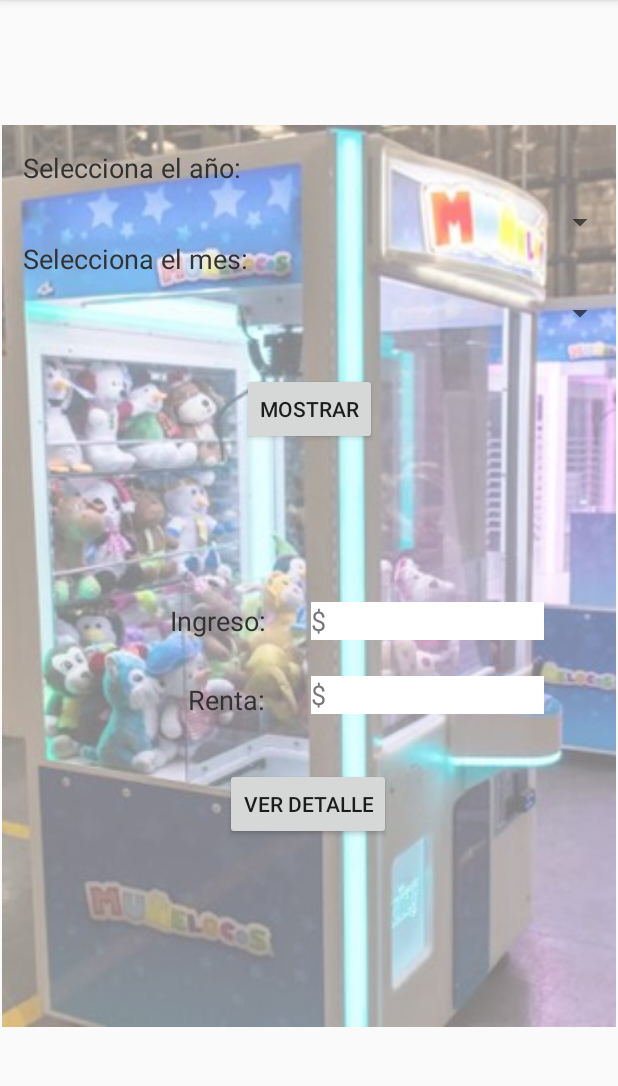
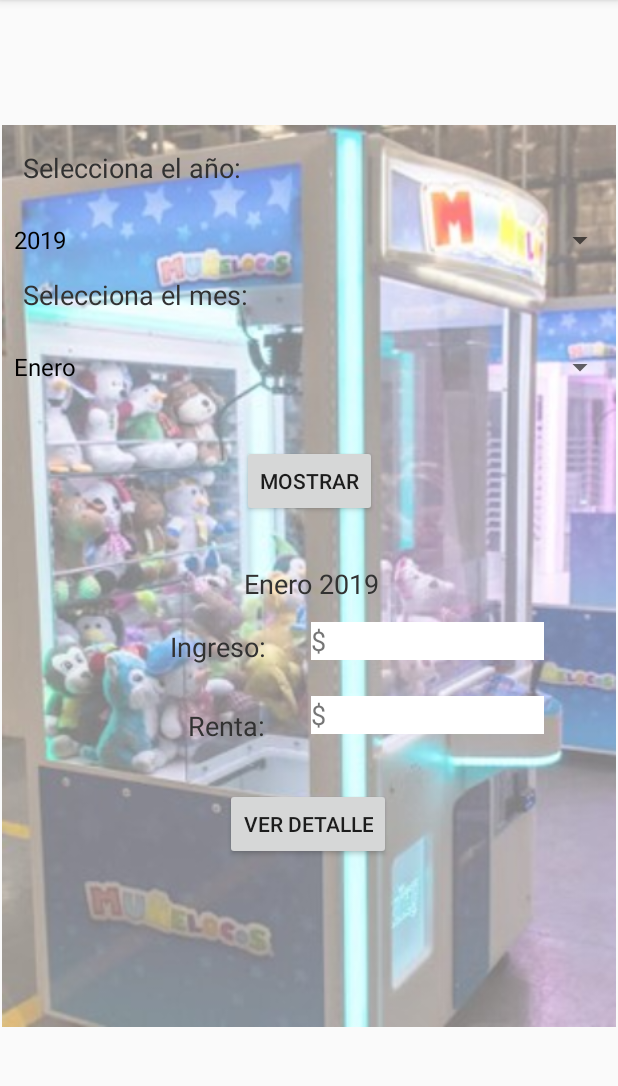
Before and after one commit to kaos-n/RentasAPorcentaje, an Android app: the Rentas_por_mes screen opened through its navigation route, after a tap on "MOSTRAR", on a phone screen of 412 x 824 dp, the part 84-1170 px from its top. Run offline under Robolectric (Android 15) with nearby library versions, the phone set to English and light mode, and no system bars.

Commit message:
//con spiner funcionando

```diff
--- a/app/src/main/java/com/example/rentasaporcentaje/Fragment_login.java
+++ b/app/src/main/java/com/example/rentasaporcentaje/Fragment_login.java
@@ -24,7 +24,7 @@ public class Fragment_login extends Fragment {
     @Nullable
     @Override
     public View onCreateView(@NonNull LayoutInflater inflater, @Nullable ViewGroup container, @Nullable Bundle savedInstanceState) {
-        return inflater.inflate(R.layout.login,container,false);
+        return inflater.inflate(R.layout.login, container, false);
 
     }
 
@@ -42,21 +42,23 @@ public class Fragment_login extends Fragment {
         txtUsuario = view.findViewById(R.id.txtUsuario);
         txtContrasena = view.findViewById(R.id.txtContrasena);
         btnAceptar = view.findViewById(R.id.btnAceptar);
-        final String usuario=txtUsuario.getText().toString();
-        final String contrasena=txtContrasena.getText().toString();
+
 
         btnAceptar.setOnClickListener(new View.OnClickListener() {
             @Override
             public void onClick(View v) {
-                /*if(usuario.equals("") || contrasena.equals("")) {
+                String usuario = txtUsuario.getText().toString();
+                String contrasena = txtContrasena.getText().toString();
+
+                if (usuario.equals("") || contrasena.equals("")) {
                     Toast.makeText(getActivity(), "Debes ingresar tu usuario y contraseña", Toast.LENGTH_SHORT).show();
+                } else {
+                    Navigation.findNavController(v).navigate(R.id.next_action);
                 }
-                else {*/
-                    Navigation.findNavController(v).navigate(R.id.next_action);
-                //}
-
 
             }
         });
+
+
     }
 }
--- a/app/src/main/java/com/example/rentasaporcentaje/Rentas_por_mes.java
+++ b/app/src/main/java/com/example/rentasaporcentaje/Rentas_por_mes.java
@@ -10,7 +10,10 @@ import androidx.navigation.Navigation;
 import android.view.LayoutInflater;
 import android.view.View;
 import android.view.ViewGroup;
+import android.widget.AdapterView;
+import android.widget.ArrayAdapter;
 import android.widget.Button;
+import android.widget.Spinner;
 import android.widget.TextView;
 
 
@@ -28,11 +31,12 @@ public class Rentas_por_mes extends Fragment {
     // TODO: Rename and change types of parameters
     private String mParam1;
     private String mParam2;
-
+    private String mes, anio;
     private Button btnMostrar;
     private Button btnDetalle;
-    private TextView TxtMes;
-    private TextView LblIngreso, LblRenta, txtIngreso, txtRenta;
+    private TextView TxtMes, LblIngreso, LblRenta, txtIngreso, txtRenta, TxtAnio;
+
+    private Spinner meses, anios;
 
     public Rentas_por_mes() {
         // Required empty public constructor
@@ -76,30 +80,67 @@ public class Rentas_por_mes extends Fragment {
     public void onViewCreated(@NonNull View view, @Nullable Bundle savedInstanceState) {
         super.onViewCreated(view, savedInstanceState);
 
+        meses = view.findViewById(R.id.selmes);
+        anios = view.findViewById(R.id.selanio);
         btnMostrar = view.findViewById(R.id.btnMostrar);
-        TxtMes = view.findViewById(R.id.txtMes);
+        TxtMes = view.findViewById(R.id.TxtMes);
         LblIngreso = view.findViewById(R.id.LblIngreso);
         LblRenta = view.findViewById(R.id.LblRenta);
         txtIngreso = view.findViewById(R.id.TxtIngreso);
         txtRenta = view.findViewById(R.id.txtRenta);
         btnDetalle = view.findViewById(R.id.BtnDetalle);
 
+        final String[] selmeses = {"Enero", "Febrero", "Marzo", "Abril", "Mayo", "Junio", "Julio", "Agosto", "Septiembre", "Octubre", "Noviembre", "Diciembre"};
+        ArrayAdapter<String> adaptermeses = new ArrayAdapter<String>(getActivity(), R.layout.support_simple_spinner_dropdown_item, selmeses);
+        meses.setAdapter(adaptermeses);
+
+        final String[] selanio = {"2019", "2020"};
+        ArrayAdapter<String> adapteranios = new ArrayAdapter<String>(getActivity(), R.layout.support_simple_spinner_dropdown_item, selanio);
+        anios.setAdapter(adapteranios);
+
+        meses.setOnItemSelectedListener(new AdapterView.OnItemSelectedListener() {
+            @Override
+            public void onItemSelected(AdapterView<?> parent, View view, int position, long id) {
+                mes=(selmeses[position]);
+            }
+
+            @Override
+            public void onNothingSelected(AdapterView<?> parent) {
+
+            }
+        });
+
+        anios.setOnItemSelectedListener(new AdapterView.OnItemSelectedListener() {
+            @Override
+            public void onItemSelected(AdapterView<?> parent, View view, int position, long id) {
+                anio=(selanio[position]);
+            }
+
+            @Override
+            public void onNothingSelected(AdapterView<?> parent) {
+
+            }
+        });
+
+
         btnMostrar.setOnClickListener(new View.OnClickListener() {
             @Override
             public void onClick(View v) {
+
+                TxtMes.setText(mes + " " + anio);
+                TxtMes.setVisibility(View.VISIBLE);
                 LblIngreso.setVisibility(View.VISIBLE);
                 LblRenta.setVisibility(View.VISIBLE);
                 txtIngreso.setVisibility(View.VISIBLE);
                 txtRenta.setVisibility(View.VISIBLE);
                 btnDetalle.setVisibility(View.VISIBLE);
-            }
 
-
-        });
-        btnDetalle.setOnClickListener(new View.OnClickListener() {
-            @Override
-            public void onClick(View v) {
-                Navigation.findNavController(v).navigate(R.id.ir_a_detalle);
+                btnDetalle.setOnClickListener(new View.OnClickListener() {
+                    @Override
+                    public void onClick(View v) {
+                        Navigation.findNavController(v).navigate(R.id.ir_a_detalle);
+                    }
+                });
             }
         });
     }
--- a/app/src/main/res/layout/fragment_rentas_por_mes.xml
+++ b/app/src/main/res/layout/fragment_rentas_por_mes.xml
@@ -49,7 +49,7 @@
         android:id="@+id/TxtIngreso"
         android:layout_width="155dp"
         android:layout_height="25dp"
-        android:layout_marginTop="20dp"
+        android:layout_marginTop="16dp"
         android:background="#FFFFFF"
         android:text="@string/pesos"
         android:textSize="18sp"
@@ -98,15 +98,17 @@
 
     <TextView
         android:id="@+id/TxtMes"
-        android:layout_width="wrap_content"
-        android:layout_height="wrap_content"
-        android:layout_marginTop="60dp"
+        android:layout_width="136dp"
+        android:layout_height="22dp"
+        android:layout_marginTop="32dp"
+        android:freezesText="false"
+        android:gravity="center_horizontal|center_vertical"
         android:text="@string/mes"
         android:textColor="@android:color/secondary_text_light"
         android:textSize="18sp"
         android:visibility="invisible"
         app:layout_constraintEnd_toEndOf="parent"
-        app:layout_constraintHorizontal_bias="0.493"
+        app:layout_constraintHorizontal_bias="0.504"
         app:layout_constraintStart_toStartOf="parent"
         app:layout_constraintTop_toBottomOf="@+id/btnMostrar" />
 
--- a/app/src/main/res/values/strings.xml
+++ b/app/src/main/res/values/strings.xml
@@ -10,6 +10,7 @@
     <string name="selmes">Selecciona el mes: </string>
     <string name="mostrar">Mostrar</string>
     <string name="mes">Mes</string>
+    <string name="año">Año</string>
     <string name="ingreso">Ingreso: </string>
     <string name="renta">Renta: </string>
     <string name="detalle">ver detalle</string>
```
